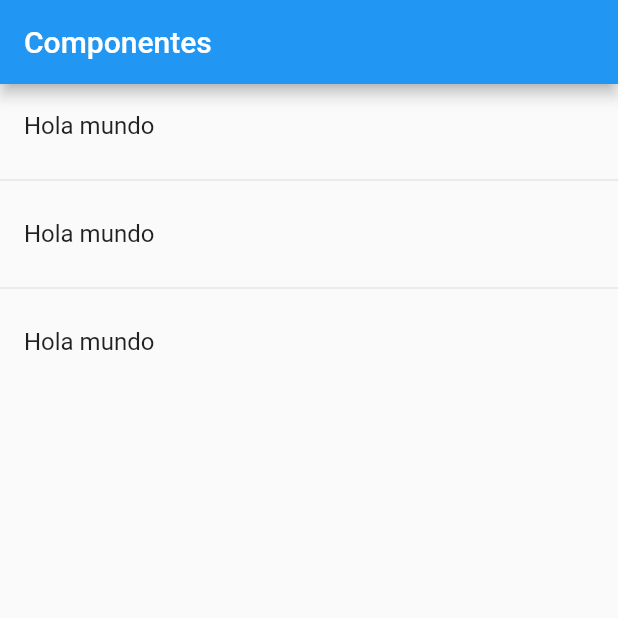
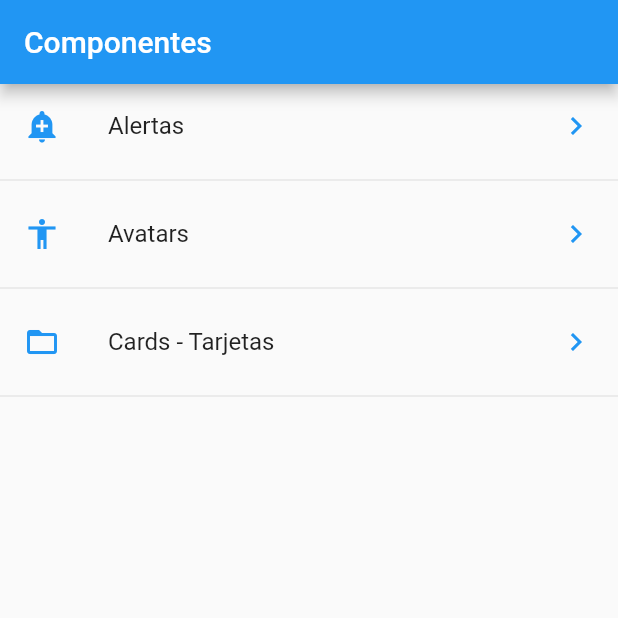
Before and after one commit to codebryanc/flutter_components, a Flutter app: the screen it shows after launch, on a phone screen of 412 x 824 dp, the top half of it. Run offline on Flutter 3.47's test engine with Material 2 defaults, Android fonts, the phone set to English and light mode, and no system bars.

Commit message:
Continue whit icons and test in real device

```diff
--- a/lib/src/pages/home_page.dart
+++ b/lib/src/pages/home_page.dart
@@ -1,5 +1,6 @@
 import 'package:flutter/material.dart';
 import 'package:flutter_components/src/providers/menu_provider.dart';
+import 'package:flutter_components/src/utils/icono_string_util.dart';
 
 class HomePage extends StatelessWidget {
   @override
@@ -12,14 +13,63 @@ class HomePage extends StatelessWidget {
   }
 
   Widget _lista() {
-    print(menuProvider.opciones);
 
-    return ListView(
-      children: _listaItems(),
+    // For validate if the information 'opciones' is already loaded!
+    // menuProvider.cargarData().then((listItems) {
+    //   print('_lista widget in home_page.dart');
+    //   print(listItems);
+    // });
+
+    // Estados de un Future Builder =>
+    // Pidiendo información, Cuando se resuelve, Cuando hay un error.
+
+    return FutureBuilder(
+      future: menuProvider.cargarData(),
+      initialData: [], // This argument is optional
+      builder: (BuildContext context, AsyncSnapshot<List<dynamic>> snapshot) {
+        // For know the information is loading!
+        print('builder');
+
+        if(snapshot.hasData) {
+          // (Data obtenida) For know what is the data!
+          print(snapshot.data);
+
+          // For construct this widget
+          return ListView(
+            children: _listaItems(snapshot.data),
+          );
+        }
+        else if(snapshot.hasError) {
+          // (Error obtenido) For view the error in menu_provider.dart component
+          print(snapshot.error);
+        }
+        else {
+          // (Pidiendo data) When the information its not loaded yet / or loading
+          print('Loading information');
+        }
+      },
     );
   }
 
-  List<Widget> _listaItems() {
-    return [ListTile(title: Text('Hola mundo')), Divider(), ListTile(title: Text('Hola mundo')), Divider(), ListTile(title: Text('Hola mundo'))];
+  List<Widget> _listaItems(List<dynamic> data) {
+    // return [ListTile(title: Text('Hola mundo')), Divider(), ListTile(title: Text('Hola mundo')), Divider(), ListTile(title: Text('Hola mundo'))];
+
+    final List<Widget> options = [];
+
+    data.forEach((option) {
+      final widgetTemp = ListTile(
+        title: Text(option['texto']),
+        leading: getIcon(option['icon']),
+        trailing: Icon(Icons.keyboard_arrow_right, color: Colors.blue),
+        onTap: () {
+
+        },
+      );
+
+      options..add(widgetTemp)
+             ..add(Divider());
+    });
+
+    return options;
   }
 }
--- a/lib/src/providers/menu_provider.dart
+++ b/lib/src/providers/menu_provider.dart
@@ -1,4 +1,6 @@
 import 'package:flutter/services.dart' show rootBundle; // => Asi solo nos queda visible el package que necesitamos
+
+import 'dart:convert';
 
 class _MenuProvider {
   List<dynamic> opciones = [];
@@ -7,8 +9,27 @@ class _MenuProvider {
     cargarData();
   }
 
-  void cargarData() {
-    rootBundle.loadString('data/menu_opts.json').then((data) => print(data));
+  // change this =>
+  // void cargarData() { // TO =>
+
+  // Un Future en segundos despues, retorna una la información dentro del metodo.
+
+  Future<List<dynamic>> cargarData() async { // El Future builder permite que se ejecute codigo, posterior a su ejecución.
+    // Whit async this code change
+    // rootBundle.loadString('data/menu_opts.json')
+    //   .then( (data) {
+    //    Map dataMap = json.decode(data); // Whit this the information change to JSON
+    //    print(dataMap['rutas']);
+
+    //    opciones = dataMap['rutas'];
+    //   });
+
+    final result = await rootBundle.loadString('data/menu_opts.json');
+
+    Map dataMap = json.decode(result); // Whit this the information change to JSON
+    opciones = dataMap['rutas'];
+
+    return opciones;
   }
 }
 
--- /dev/null
+++ b/lib/src/utils/icono_string_util.dart
@@ -0,0 +1,14 @@
+import 'package:flutter/material.dart';
+
+final _icons = <String, IconData> {
+  'add_alert'     : Icons.add_alert,
+  'accessibility' : Icons.accessibility,
+  'folder_open'   : Icons.folder_open,
+};
+
+Icon getIcon( String nombreIcono) {
+  return Icon(
+    _icons[nombreIcono],
+    color: Colors.blue
+  );
+}
```
Also changed, not shown: 3 other files.
